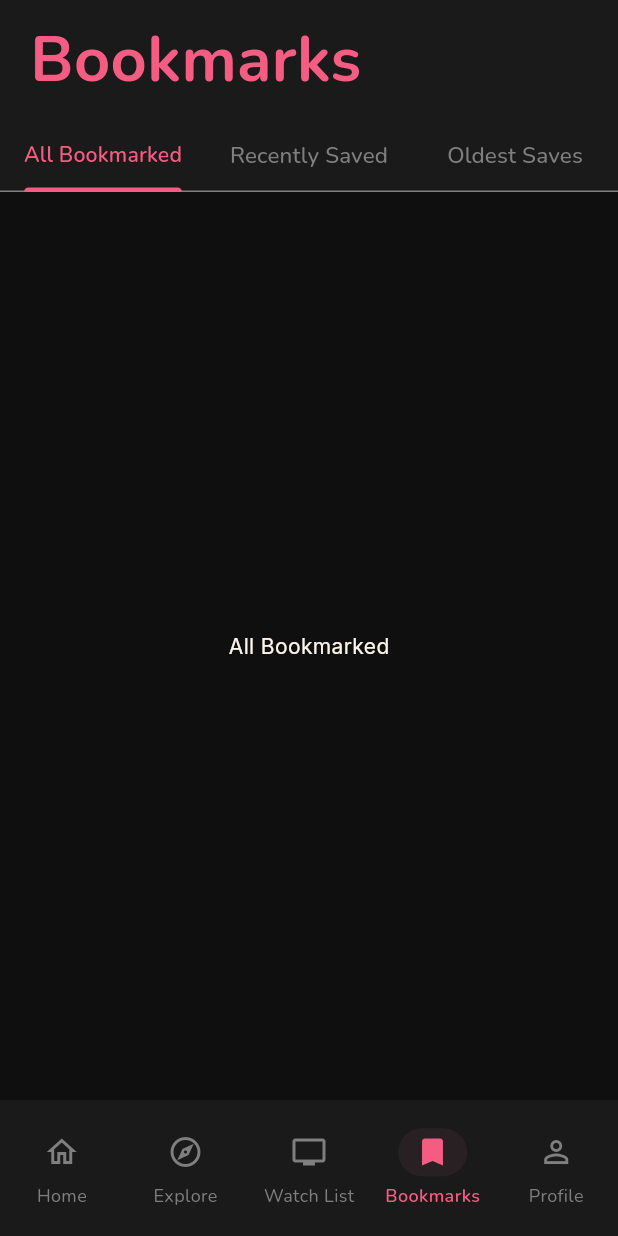
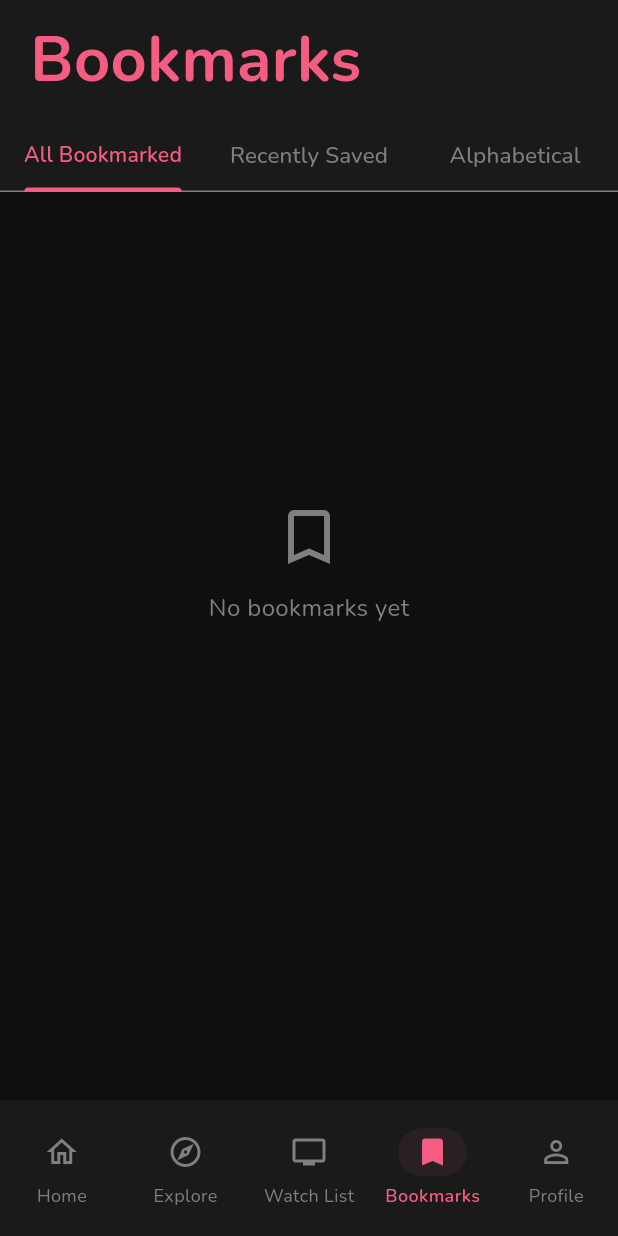
Before and after one commit to 5mhmyhead/AniYoka, a Flutter app: the screen it shows after launch, item 4 of the bottom bar chosen, on a phone screen of 412 x 824 dp. Run offline on Flutter 3.47's test engine with Material 3 defaults, Android fonts, the phone set to English and light mode, and no system bars; our stand-ins replace cached_network_image, google_fonts, graphql_flutter, palette_generator, shared_preferences, stacked and 2 more; network calls fail.

Commit message:
chore: worked bookmark functionality

```diff
--- a/lib/app/app.dart
+++ b/lib/app/app.dart
@@ -9,6 +9,7 @@ import 'package:aniyoka/ui/views/explore/explore_view.dart';
 import 'package:aniyoka/ui/views/watchlist/watchlist_view.dart';
 import 'package:aniyoka/ui/views/bookmarks/bookmarks_view.dart';
 import 'package:aniyoka/ui/views/profile/profile_view.dart';
+import 'package:aniyoka/services/bookmark_service.dart';
 
 import 'package:aniyoka/services/anilist_service.dart';
 import 'package:aniyoka/ui/views/anime_info/anime_info_view.dart';
@@ -31,6 +32,7 @@ import 'package:aniyoka/ui/views/anime_info/anime_info_view.dart';
     LazySingleton(classType: DialogService),
     LazySingleton(classType: NavigationService),
     LazySingleton(classType: AniListService),
+    LazySingleton(classType: BookmarkService),
     // @stacked-service
   ],
   bottomsheets: [
--- a/lib/app/app.locator.dart
+++ b/lib/app/app.locator.dart
@@ -13,6 +13,7 @@ import 'package:stacked_services/src/navigation/navigation_service.dart';
 import 'package:stacked_shared/stacked_shared.dart';
 
 import '../services/anilist_service.dart';
+import '../services/bookmark_service.dart';
 
 final locator = StackedLocator.instance;
 
@@ -27,4 +28,5 @@ Future<void> setupLocator(
   locator.registerLazySingleton(() => DialogService());
   locator.registerLazySingleton(() => NavigationService());
   locator.registerLazySingleton(() => AniListService());
+  locator.registerLazySingleton(() => BookmarkService());
 }
--- /dev/null
+++ b/lib/services/bookmark_service.dart
@@ -0,0 +1,34 @@
+import 'dart:convert';
+import 'package:shared_preferences/shared_preferences.dart';
+
+class BookmarkService {
+  static const String _key = 'bookmarks';
+
+  // each bookmark stored as a map with enough to display the card
+  Future<List<Map<String, dynamic>>> getBookmarks() async {
+    final prefs = await SharedPreferences.getInstance();
+    final raw = prefs.getStringList(_key) ?? [];
+    return raw.map((e) => Map<String, dynamic>.from(jsonDecode(e))).toList();
+  }
+
+  Future<void> addBookmark(Map<String, dynamic> anime) async {
+    final prefs = await SharedPreferences.getInstance();
+    final bookmarks = await getBookmarks();
+    final exists = bookmarks.any((b) => b['id'] == anime['id']);
+    if (exists) return;
+    bookmarks.add(anime);
+    await prefs.setStringList(_key, bookmarks.map((b) => jsonEncode(b)).toList());
+  }
+
+  Future<void> removeBookmark(int id) async {
+    final prefs = await SharedPreferences.getInstance();
+    final bookmarks = await getBookmarks();
+    bookmarks.removeWhere((b) => b['id'] == id);
+    await prefs.setStringList(_key, bookmarks.map((b) => jsonEncode(b)).toList());
+  }
+
+  Future<bool> isBookmarked(int id) async {
+    final bookmarks = await getBookmarks();
+    return bookmarks.any((b) => b['id'] == id);
+  }
+}
--- a/lib/ui/views/bookmarks/bookmarks_view.dart
+++ b/lib/ui/views/bookmarks/bookmarks_view.dart
@@ -1,4 +1,6 @@
 import 'package:aniyoka/ui/common/app_colors.dart';
+import 'package:aniyoka/ui/views/anime_info/anime_info_view.dart';
+import 'package:cached_network_image/cached_network_image.dart';
 import 'package:google_fonts/google_fonts.dart';
 import 'package:flutter/material.dart';
 import 'package:flutter/services.dart';
@@ -9,8 +11,7 @@ class BookmarksView extends StackedView<BookmarksViewModel> {
   const BookmarksView({super.key});
 
   @override
-  Widget builder(
-      BuildContext context, BookmarksViewModel viewModel, Widget? child) {
+  Widget builder(BuildContext context, BookmarksViewModel viewModel, Widget? child) {
     return AnnotatedRegion<SystemUiOverlayStyle>(
       value: const SystemUiOverlayStyle(
         statusBarColor: kcSurfaceColor,
@@ -27,9 +28,7 @@ class BookmarksView extends StackedView<BookmarksViewModel> {
                 color: kcSurfaceColor,
                 child: _buildHeader(),
               ),
-              Expanded(
-                child: _buildTabContent(viewModel),
-              ),
+              Expanded(child: _buildTabContent(viewModel, context)),
             ],
           ),
         ),
@@ -68,50 +67,184 @@ class BookmarksView extends StackedView<BookmarksViewModel> {
       indicatorColor: kcPrimaryPink,
       indicatorWeight: 2,
       dividerColor: kcLightGrey,
-      labelStyle: GoogleFonts.nunito(
-        fontSize: 15,
-        fontWeight: FontWeight.w600,
-      ),
-      unselectedLabelStyle: GoogleFonts.nunito(
-        fontSize: 15,
-      ),
+      labelStyle: GoogleFonts.nunito(fontSize: 15, fontWeight: FontWeight.w600),
+      unselectedLabelStyle: GoogleFonts.nunito(fontSize: 15),
       tabs: const [
-        Tab(
-            child: FittedBox(
-                fit: BoxFit.scaleDown, child: Text('All Bookmarked'))),
-        Tab(
-            child: FittedBox(
-                fit: BoxFit.scaleDown, child: Text('Recently Saved'))),
-        Tab(
-            child:
-                FittedBox(fit: BoxFit.scaleDown, child: Text('Oldest Saves'))),
+        Tab(child: FittedBox(fit: BoxFit.scaleDown, child: Text('All Bookmarked'))),
+        Tab(child: FittedBox(fit: BoxFit.scaleDown, child: Text('Recently Saved'))),
+        Tab(child: FittedBox(fit: BoxFit.scaleDown, child: Text('Alphabetical'))),
       ],
     );
   }
 
-  Widget _buildTabContent(BookmarksViewModel viewModel) {
+  Widget _buildTabContent(BookmarksViewModel viewModel, BuildContext context) {
     if (viewModel.isBusy) {
-      return const Center(
-        child: CircularProgressIndicator(color: kcPrimaryPink),
-      );
+      return const Center(child: CircularProgressIndicator(color: kcPrimaryPink));
     }
 
     return TabBarView(
       children: [
-        const Center(
-          child: Text('All Bookmarked', style: TextStyle(color: kcOffWhite)),
-        ),
-        const Center(
-          child: Text('Recently Saved', style: TextStyle(color: kcOffWhite)),
-        ),
-        const Center(
-          child: Text('Oldest Saves', style: TextStyle(color: kcOffWhite)),
-        ),
+        _buildGrid(viewModel.oldestSaves, viewModel, context),
+        _buildGrid(viewModel.recentlySaved, viewModel, context),
+        _buildGrid(viewModel.allBookmarks, viewModel, context),
       ],
     );
   }
 
+  Widget _buildGrid(
+    List<Map<String, dynamic>> list,
+    BookmarksViewModel viewModel,
+    BuildContext context,
+  ) {
+    if (list.isEmpty) {
+      return RefreshIndicator(
+        color: kcPrimaryPink,
+        backgroundColor: kcSurfaceColor,
+        onRefresh: viewModel.loadBookmarks,
+        child: ListView(
+          physics: const AlwaysScrollableScrollPhysics(),
+          children: [
+            SizedBox(
+              height: MediaQuery.of(context).size.height * 0.6,
+              child: Center(
+                child: Column(
+                  mainAxisSize: MainAxisSize.min,
+                  children: [
+                    const Icon(Icons.bookmark_outline, color: kcLightGrey, size: 48),
+                    const SizedBox(height: 12),
+                    Text(
+                      'No bookmarks yet',
+                      style: GoogleFonts.nunito(color: kcLightGrey, fontSize: 16),
+                    ),
+                  ],
+                ),
+              ),
+            ),
+          ],
+        ),
+      );
+    }
+
+    return RefreshIndicator(
+      color: kcPrimaryPink,
+      backgroundColor: kcSurfaceColor,
+      onRefresh: viewModel.loadBookmarks,
+      child: GridView.builder(
+        physics: const AlwaysScrollableScrollPhysics(),
+        padding: const EdgeInsets.all(20),
+        gridDelegate: const SliverGridDelegateWithFixedCrossAxisCount(
+          crossAxisCount: 2,
+          crossAxisSpacing: 12,
+          mainAxisSpacing: 12,
+          childAspectRatio: 0.56,
+        ),
+        itemCount: list.length,
+        itemBuilder: (context, index) =>
+            _buildCard(list[index], viewModel, context),
+      ),
+    );
+  }
+
+  Widget _buildCard(Map<String, dynamic> anime, BookmarksViewModel viewModel, BuildContext context) {
+    final title = anime['title']['english'] ?? anime['title']['romaji'] ?? '';
+    final format = anime['format'] ?? '';
+    final year = anime['startDate']?['year']?.toString() ?? '';
+
+    return GestureDetector(
+      onTap: () async {
+        await Navigator.push(
+          context,
+          PageRouteBuilder(
+            pageBuilder: (_, __, ___) => AnimeInfoView(animeId: anime['id']),
+            transitionDuration: Duration.zero,
+            reverseTransitionDuration: Duration.zero,
+            transitionsBuilder: (_, __, ___, child) => child,
+          ),
+        );
+        // reload bookmarks when user comes back
+        viewModel.loadBookmarks();
+      },
+      onLongPress: () => _showRemoveDialog(context, anime, viewModel),
+      child: Column(
+        crossAxisAlignment: CrossAxisAlignment.start,
+        children: [
+          SizedBox(
+            height: 250,
+            width: 180,
+            child: ClipRRect(
+              borderRadius: BorderRadius.circular(10),
+              child: CachedNetworkImage(
+                imageUrl: anime['coverImage']['large'] ?? '',
+                fit: BoxFit.cover,
+                placeholder: (_, __) => Container(color: kcSurfaceColor),
+                errorWidget: (_, __, ___) => Container(color: kcSurfaceColor),
+              ),
+            ),
+          ),
+          const SizedBox(height: 8),
+          Text(
+            title,
+            maxLines: 1,
+            overflow: TextOverflow.ellipsis,
+            style: GoogleFonts.inter(
+              color: kcOffWhite,
+              fontSize: 14,
+              fontWeight: FontWeight.w600,
+            ),
+          ),
+          const SizedBox(height: 2),
+          Text(
+            year.isNotEmpty ? '$format • $year' : format,
+            maxLines: 1,
+            overflow: TextOverflow.ellipsis,
+            style: GoogleFonts.nunito(
+              color: kcLightGrey,
+              fontSize: 12,
+            ),
+          ),
+        ],
+      ),
+    );
+  }
+
+  void _showRemoveDialog(
+    BuildContext context,
+    Map<String, dynamic> anime,
+    BookmarksViewModel viewModel,
+  ) {
+    final title = anime['title']['english'] ?? anime['title']['romaji'] ?? '';
+    showDialog(
+      context: context,
+      builder: (context) => AlertDialog(
+        backgroundColor: kcSurfaceColor,
+        title: Text(
+          'Remove Bookmark',
+          style: GoogleFonts.nunito(color: kcOffWhite, fontWeight: FontWeight.w700),
+        ),
+        content: Text(
+          'Remove "$title" from bookmarks?',
+          style: GoogleFonts.nunito(color: kcLightGrey),
+        ),
+        actions: [
+          TextButton(
+            onPressed: () => Navigator.pop(context),
+            child: Text('Cancel', style: GoogleFonts.nunito(color: kcLightGrey)),
+          ),
+          TextButton(
+            onPressed: () {
+              Navigator.pop(context);
+              viewModel.removeBookmark(anime['id']);
+            },
+            child: Text('Remove', style: GoogleFonts.nunito(color: kcPrimaryPink)),
+          ),
+        ],
+      ),
+    );
+  }
+
   @override
-  BookmarksViewModel viewModelBuilder(BuildContext context) =>
-      BookmarksViewModel();
+  void onViewModelReady(BookmarksViewModel viewModel) => viewModel.loadBookmarks();
+
+  @override
+  BookmarksViewModel viewModelBuilder(BuildContext context) => BookmarksViewModel();
 }
--- a/lib/ui/views/bookmarks/bookmarks_viewmodel.dart
+++ b/lib/ui/views/bookmarks/bookmarks_viewmodel.dart
@@ -1,3 +1,48 @@
+import 'package:aniyoka/app/app.locator.dart';
+import 'package:aniyoka/services/bookmark_service.dart';
 import 'package:stacked/stacked.dart';
 
-class BookmarksViewModel extends BaseViewModel {}
+class BookmarksViewModel extends BaseViewModel {
+  final _bookmarkService = locator<BookmarkService>();
+
+  List<Map<String, dynamic>> _bookmarks = [];
+
+  // all bookmarks sorted by alphabetical
+  List<Map<String, dynamic>> get allBookmarks {
+    final sorted = [..._bookmarks];
+    sorted.sort((a, b) {
+      final titleA = a['title']['english'] ?? a['title']['romaji'] ?? '';
+      final titleB = b['title']['english'] ?? b['title']['romaji'] ?? '';
+      return titleA.compareTo(titleB);
+    });
+    return sorted;
+  }
+
+  // all bookmarks sorted by most recently saved
+  List<Map<String, dynamic>> get recentlySaved {
+    final sorted = [..._bookmarks];
+    sorted.sort((a, b) => DateTime.parse(b['savedAt'])
+        .compareTo(DateTime.parse(a['savedAt'])));
+    return sorted;
+  }
+
+  // all bookmarks sorted by oldest saved
+  List<Map<String, dynamic>> get oldestSaves {
+    final sorted = [..._bookmarks];
+    sorted.sort((a, b) => DateTime.parse(a['savedAt'])
+        .compareTo(DateTime.parse(b['savedAt'])));
+    return sorted;
+  }
+
+  Future<void> loadBookmarks() async {
+    setBusy(true);
+    _bookmarks = await _bookmarkService.getBookmarks();
+    setBusy(false);
+  }
+
+  Future<void> removeBookmark(int id) async {
+    await _bookmarkService.removeBookmark(id);
+    _bookmarks.removeWhere((b) => b['id'] == id);
+    rebuildUi();
+  }
+}
--- a/lib/ui/views/main/main_view.dart
+++ b/lib/ui/views/main/main_view.dart
@@ -25,8 +25,7 @@ class MainView extends StackedView<MainViewModel> {
         int() => throw UnimplementedError(),
       },
       bottomNavigationBar: SizedBox(
-        height:
-            MediaQuery.of(context).size.height * 0.11, // 8% of screen height
+        height: MediaQuery.of(context).size.height * 0.11,
         child: NavigationBar(
           // bottom nav bar styling
           indicatorColor: kcAccentShadePink,
--- a/pubspec.yaml
+++ b/pubspec.yaml
@@ -15,6 +15,7 @@ dependencies:
   google_fonts: ^8.1.0
   palette_generator: ^0.3.3
   cached_network_image: ^3.3.1
+  shared_preferences: ^2.3.0
 
 dev_dependencies:
   build_runner: ^2.4.5
```
Also changed, not shown: lib/ui/views/anime_info/anime_info_view.dart (+6 -3 lines), lib/ui/views/anime_info/anime_info_viewmodel.dart (+37 -19 lines), lib/ui/widgets/genres_tab.dart (+11 -4 lines), pubspec.lock, 1 other file.
